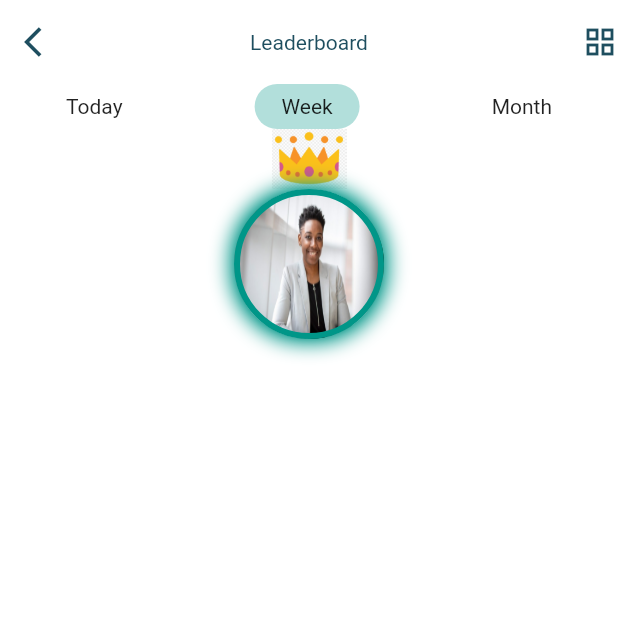
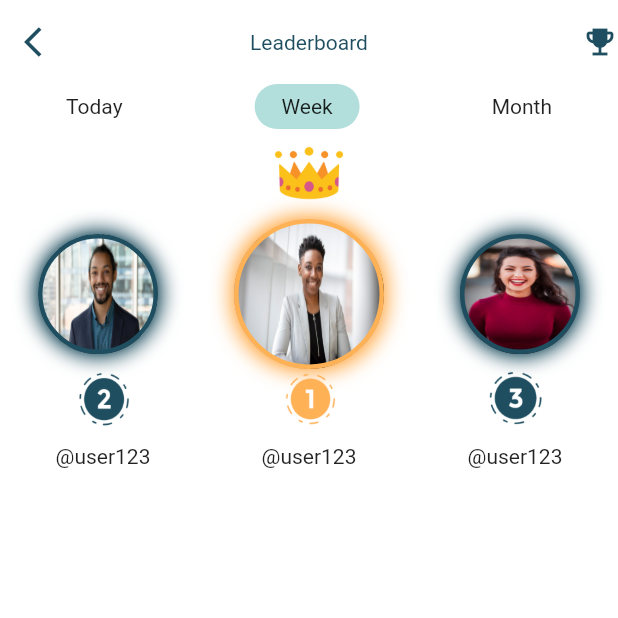
Before and after one commit to SamihaHussein2/Task-it-mobile-project, a Flutter app: the LeaderBoardScreen screen opened directly, on a phone screen of 412 x 824 dp, the top half of it. Run offline on Flutter 3.47's test engine with Material 2 defaults, Android fonts, the phone set to English and light mode, and no system bars.

Commit message:
Leaderboard changes + pubspec.yaml modification

```diff
--- a/task_it/lib/screens/leaderboard.dart
+++ b/task_it/lib/screens/leaderboard.dart
@@ -1,10 +1,11 @@
 
-// ignore_for_file: prefer_const_constructors, prefer_const_literals_to_create_immutables
+// ignore_for_file: prefer_const_constructors, prefer_const_literals_to_create_immutables, use_key_in_widget_constructors
+
 
 
 import 'package:flutter/material.dart';
 
-// ignore: use_key_in_widget_constructors
+
 class LeaderBoardScreen extends StatelessWidget{
   @override
   Widget build(BuildContext context) {
@@ -22,19 +23,27 @@ class LeaderBoardScreen extends StatelessWidget{
           titleTextStyle: TextStyle(color: Color(0xFF1E4E5F),),
           centerTitle: true,
 
-          actions: [Icon(Icons.grid_view, color: Color(0xFF1E4E5F),),],
+          actions: [Icon(Icons.emoji_events, color: Color(0xFF1E4E5F),),],
         ),
         body: Column(
+
           children:[
           //Row1
+
             Row(
             mainAxisAlignment: MainAxisAlignment.spaceAround,
             crossAxisAlignment: CrossAxisAlignment.center,
             children: [
+
               Text('Today'),
               Category(),
               Text('Month'),
 
+            ],
+          ),
+          Row(
+            children: [
+              EmptyRow()
             ],
           ),
           //Row2
@@ -45,15 +54,47 @@ class LeaderBoardScreen extends StatelessWidget{
               Crown()
             ]
           ),
+           Row(
+            children: [
+              EmptyRow()
+            ],
+          ),
           //Row3
           Row(
             mainAxisAlignment: MainAxisAlignment.spaceAround,
             crossAxisAlignment: CrossAxisAlignment.center,
             children: [
-              //Text('data'),
-              TopThree()
+              Top2(),
+              Top1(),
+              Top3(),
             ],
-          )
+          ),
+
+          Row(
+            mainAxisAlignment: MainAxisAlignment.spaceAround,
+            crossAxisAlignment: CrossAxisAlignment.center,
+            children:<Widget>[
+              Number2(),
+             Number1(),
+             Number3()
+
+            ]
+          ),
+          Row(
+            children: [
+              EmptyRow()
+            ],
+          ),
+          Row(
+            mainAxisAlignment: MainAxisAlignment.spaceAround,
+            crossAxisAlignment: CrossAxisAlignment.center,
+            children: [
+            Text('@user123'),
+            Text('@user123'),
+            Text('@user123'),
+            ],
+          ),
+
           ]
 
         ),
@@ -62,6 +103,7 @@ class LeaderBoardScreen extends StatelessWidget{
     );
   }
 }
+
 
 class Category extends StatelessWidget {
   @override
@@ -85,23 +127,23 @@ class Category extends StatelessWidget {
 
 }
 
-//ignore: use_key_in_widget_constructors
-class TopThree extends StatelessWidget{
+
+class Top1 extends StatelessWidget{
   @override
   Widget build(BuildContext context) {
     return Container(
       height: 100.0,
       width: 100.0,
       decoration: BoxDecoration(
-        border: Border.all(width: 4, color: Colors.teal),
+        border: Border.all(width: 3, color: Color(0xFFFFB156)),
         boxShadow: [
           BoxShadow(
-            color: Colors.teal,
+            color: Color(0xFFFFB156),
             spreadRadius: 3,
             blurRadius: 10,
           ),
            BoxShadow(
-            color: Colors.teal,
+            color: Color(0xFFFFB156),
             spreadRadius: -3,
             blurRadius: 5,
           )
@@ -109,6 +151,72 @@ class TopThree extends StatelessWidget{
           image: DecorationImage(
           image: AssetImage(
               'assets/leaderboard/Top1.jpg'),
+          fit: BoxFit.fill,
+        ),
+       borderRadius: BorderRadius.all(Radius.circular(50))
+      ),
+      //child:Image.asset('assets/leaderboard/Top1.jpg'),
+    );
+  }
+
+}
+
+class Top2 extends StatelessWidget{
+  @override
+  Widget build(BuildContext context) {
+    return Container(
+      height: 80.0,
+      width: 80.0,
+      decoration: BoxDecoration(
+        border: Border.all(width: 3, color: Color(0xFF1E4E5F)),
+        boxShadow: [
+          BoxShadow(
+            color: Color(0xFF1E4E5F),
+            spreadRadius: 3,
+            blurRadius: 10,
+          ),
+           BoxShadow(
+            color: Color(0xFF1E4E5F),
+            spreadRadius: -3,
+            blurRadius: 5,
+          )
+        ],
+          image: DecorationImage(
+          image: AssetImage(
+              'assets/leaderboard/Top2.jpg'),
+          fit: BoxFit.fill,
+        ),
+       borderRadius: BorderRadius.all(Radius.circular(50))
+      ),
+      //child:Image.asset('assets/leaderboard/Top1.jpg'),
+    );
+  }
+
+}
+
+class Top3 extends StatelessWidget{
+  @override
+  Widget build(BuildContext context) {
+    return Container(
+      height: 80.0,
+      width: 80.0,
+      decoration: BoxDecoration(
+        border: Border.all(width: 3, color: Color(0xFF1E4E5F)),
+        boxShadow: [
+          BoxShadow(
+            color:Color(0xFF1E4E5F),
+            spreadRadius: 3,
+            blurRadius: 10,
+          ),
+           BoxShadow(
+            color: Color(0xFF1E4E5F),
+            spreadRadius: -3,
+            blurRadius: 5,
+          )
+        ],
+          image: DecorationImage(
+          image: AssetImage(
+              'assets/leaderboard/Top3.jpg'),
           fit: BoxFit.fill,
         ),
        borderRadius: BorderRadius.all(Radius.circular(50))
@@ -136,3 +244,83 @@ class Crown extends StatelessWidget{
   }
 
 }
+
+class Number1 extends StatelessWidget{
+  @override
+  Widget build(BuildContext context) {
+    return Container(
+      height:40,
+      width:40,
+      decoration: BoxDecoration(
+        image: DecorationImage(
+          image: AssetImage(
+              'assets/leaderboard/no1.png'),
+          fit: BoxFit.fill,
+      ),
+      )
+    );
+  }
+
+}
+
+class Number2 extends StatelessWidget{
+  @override
+  Widget build(BuildContext context) {
+    return Container(
+      height:40,
+      width:40,
+      decoration: BoxDecoration(
+        image: DecorationImage(
+          image: AssetImage(
+              'assets/leaderboard/no2.png'),
+          fit: BoxFit.fill,
+      ),
+      )
+    );
+  }
+
+}
+
+
+class Number3 extends StatelessWidget{
+  @override
+  Widget build(BuildContext context) {
+    return Container(
+      height:40,
+      width:40,
+      decoration: BoxDecoration(
+        image: DecorationImage(
+          image: AssetImage(
+              'assets/leaderboard/no3.png'),
+          fit: BoxFit.fill,
+      ),
+      )
+    );
+  }
+
+}
+
+class Usernames extends StatelessWidget{
+  @override
+  Widget build(BuildContext context) {
+    return Container(
+        child : Row(
+          children: [
+
+          ],
+        )
+    );
+  }
+
+}
+
+class EmptyRow extends StatelessWidget{
+  @override
+  Widget build(BuildContext context) {
+    return Container(
+      height:10,
+      width:10,
+    );
+  }
+
+}
--- a/task_it/pubspec.yaml
+++ b/task_it/pubspec.yaml
@@ -61,6 +61,9 @@ flutter:
   - assets/leaderboard/Top2.jpg
   - assets/leaderboard/Top3.jpg
   - assets/leaderboard/crown.png
+  - assets/leaderboard/no1.png
+  - assets/leaderboard/no2.png
+  - assets/leaderboard/no3.png
 
   # To add assets to your application, add an assets section, like this:
   # assets:
```
Also changed, not shown: task_it/assets/leaderboard/crown.png, task_it/assets/leaderboard/no1.png (added), task_it/assets/leaderboard/no2.png (added), task_it/assets/leaderboard/no3.png (added).
